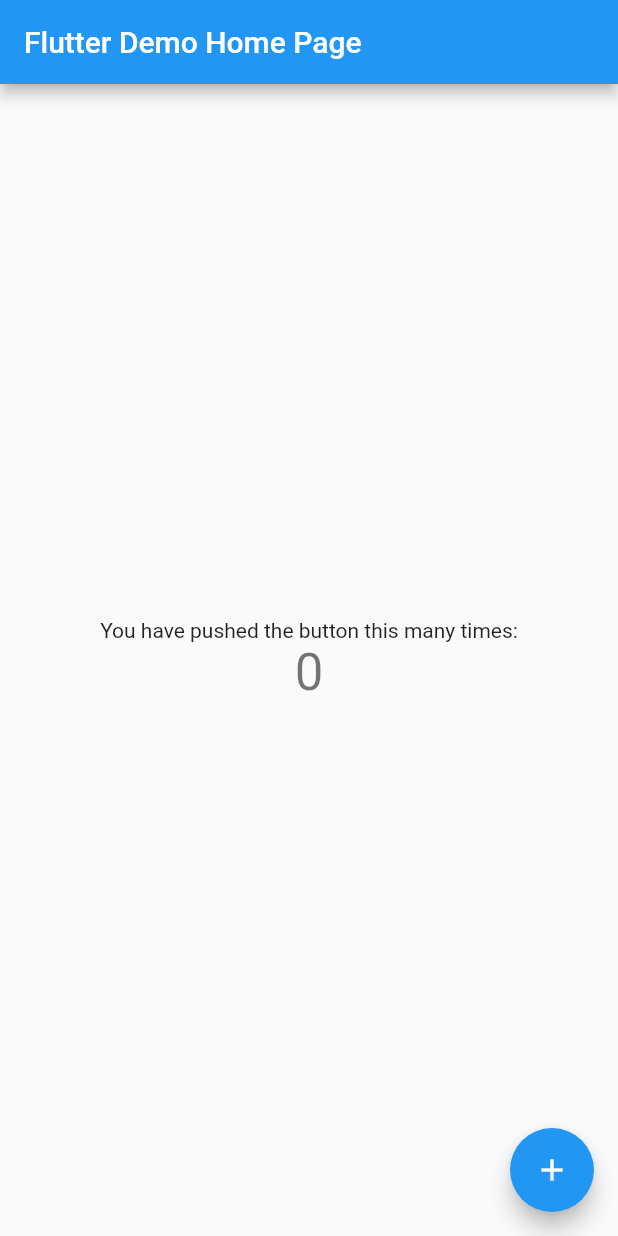
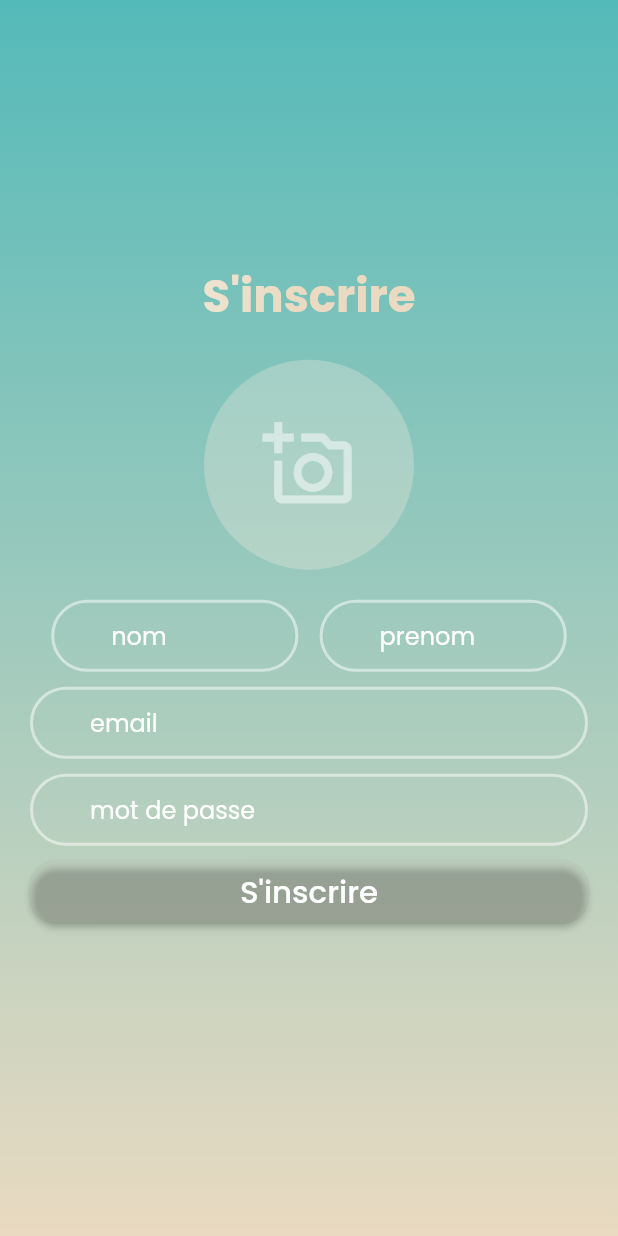
Before and after one commit to AdrizenCesi/Ressources_Relationnelles_v2, a Flutter app: the screen it shows after launch, on a phone screen of 412 x 824 dp. Run offline on Flutter 3.47's test engine with Material 2 defaults, Android fonts, the phone set to English and light mode, and no system bars; our stand-ins replace google_fonts.

Commit message:
init auth

```diff
--- /dev/null
+++ b/lib/commons/constants.dart
@@ -0,0 +1,32 @@
+import 'package:flutter/material.dart';
+
+
+const turquoise = Color(0xff54BAB9);
+const brownDark = Color(0xffE9DAC1);
+const brown = Color(0xffF7ECDE);
+const brownLight = Color(0xffFBF8F1);
+
+
+var textInputDecoration = InputDecoration(
+  contentPadding: EdgeInsets.symmetric(horizontal: 40),
+  fillColor: Colors.transparent,
+  filled: true,
+  errorBorder: OutlineInputBorder(
+      borderSide: BorderSide(color: Colors.red, width: 2.0),
+      borderRadius: BorderRadius.circular(40)),
+  focusedErrorBorder: UnderlineInputBorder(
+      borderSide: BorderSide(color: Colors.red, width: 2.0),
+      borderRadius: BorderRadius.circular(40)),
+  enabledBorder: OutlineInputBorder(
+      borderSide: BorderSide(color: Colors.white.withOpacity(0.5), width: 2.0),
+      borderRadius: BorderRadius.circular(40)),
+  focusedBorder: OutlineInputBorder(
+      borderSide: BorderSide(color: Colors.white, width: 2.0),
+      borderRadius: BorderRadius.circular(40)),
+);
+
+final Shader linearGradient = LinearGradient(
+   colors: <Color>[brownLight, brownDark],
+).createShader(
+   Rect.fromLTWH(0.0, 0.0, 200.0, 70.0),
+);
--- a/lib/main.dart
+++ b/lib/main.dart
@@ -1,115 +1,31 @@
 import 'package:flutter/material.dart';
+import 'package:ressources_relationnelles_v1/commons/constants.dart';
+import 'package:ressources_relationnelles_v1/pages/auth/authenticateScreen.dart';
 
-void main() {
-  runApp(const MyApp());
-}
+import 'package:google_fonts/google_fonts.dart';
+
+void main() => runApp(MyApp());
 
 class MyApp extends StatelessWidget {
-  const MyApp({Key? key}) : super(key: key);
-
-  // This widget is the root of your application.
   @override
   Widget build(BuildContext context) {
     return MaterialApp(
-      title: 'Flutter Demo',
+      debugShowCheckedModeBanner: false,
+      title: 'Ressources Relationnelles',
       theme: ThemeData(
-        // This is the theme of your application.
-        //
-        // Try running your application with "flutter run". You'll see the
-        // application has a blue toolbar. Then, without quitting the app, try
-        // changing the primarySwatch below to Colors.green and then invoke
-        // "hot reload" (press "r" in the console where you ran "flutter run",
-        // or simply save your changes to "hot reload" in a Flutter IDE).
-        // Notice that the counter didn't reset back to zero; the application
-        // is not restarted.
-        primarySwatch: Colors.blue,
-      ),
-      home: const MyHomePage(title: 'Flutter Demo Home Page'),
+        primaryColor: Colors.blue,
+        fontFamily: GoogleFonts.poppins().fontFamily),
+      home: Container(
+          decoration: BoxDecoration(
+              gradient: LinearGradient(
+            begin: Alignment.topCenter,
+            end: Alignment.bottomCenter,
+            colors: [
+              turquoise,
+              brownDark,
+            ],
+          )),
+            child:AuthenticateScreen())
     );
   }
 }
-
-class MyHomePage extends StatefulWidget {
-  const MyHomePage({Key? key, required this.title}) : super(key: key);
-
-  // This widget is the home page of your application. It is stateful, meaning
-  // that it has a State object (defined below) that contains fields that affect
-  // how it looks.
-
-  // This class is the configuration for the state. It holds the values (in this
-  // case the title) provided by the parent (in this case the App widget) and
-  // used by the build method of the State. Fields in a Widget subclass are
-  // always marked "final".
-
-  final String title;
-
-  @override
-  State<MyHomePage> createState() => _MyHomePageState();
-}
-
-class _MyHomePageState extends State<MyHomePage> {
-  int _counter = 0;
-
-  void _incrementCounter() {
-    setState(() {
-      // This call to setState tells the Flutter framework that something has
-      // changed in this State, which causes it to rerun the build method below
-      // so that the display can reflect the updated values. If we changed
-      // _counter without calling setState(), then the build method would not be
-      // called again, and so nothing would appear to happen.
-      _counter++;
-    });
-  }
-
-  @override
-  Widget build(BuildContext context) {
-    // This method is rerun every time setState is called, for instance as done
-    // by the _incrementCounter method above.
-    //
-    // The Flutter framework has been optimized to make rerunning build methods
-    // fast, so that you can just rebuild anything that needs updating rather
-    // than having to individually change instances of widgets.
-    return Scaffold(
-      appBar: AppBar(
-        // Here we take the value from the MyHomePage object that was created by
-        // the App.build method, and use it to set our appbar title.
-        title: Text(widget.title),
-      ),
-      body: Center(
-        // Center is a layout widget. It takes a single child and positions it
-        // in the middle of the parent.
-        child: Column(
-          // Column is also a layout widget. It takes a list of children and
-          // arranges them vertically. By default, it sizes itself to fit its
-          // children horizontally, and tries to be as tall as its parent.
-          //
-          // Invoke "debug painting" (press "p" in the console, choose the
-          // "Toggle Debug Paint" action from the Flutter Inspector in Android
-          // Studio, or the "Toggle Debug Paint" command in Visual Studio Code)
-          // to see the wireframe for each widget.
-          //
-          // Column has various properties to control how it sizes itself and
-          // how it positions its children. Here we use mainAxisAlignment to
-          // center the children vertically; the main axis here is the vertical
-          // axis because Columns are vertical (the cross axis would be
-          // horizontal).
-          mainAxisAlignment: MainAxisAlignment.center,
-          children: <Widget>[
-            const Text(
-              'You have pushed the button this many times:',
-            ),
-            Text(
-              '$_counter',
-              style: Theme.of(context).textTheme.headline4,
-            ),
-          ],
-        ),
-      ),
-      floatingActionButton: FloatingActionButton(
-        onPressed: _incrementCounter,
-        tooltip: 'Increment',
-        child: const Icon(Icons.add),
-      ), // This trailing comma makes auto-formatting nicer for build methods.
-    );
-  }
-}
--- /dev/null
+++ b/lib/pages/auth/authenticateScreen.dart
@@ -0,0 +1,129 @@
+import 'package:flutter/material.dart';
+import 'package:ressources_relationnelles_v1/commons/constants.dart';
+import 'package:ressources_relationnelles_v1/pages/home/homeScreen.dart';
+
+class AuthenticateScreen extends StatefulWidget {
+  AuthenticateScreen({Key? key}) : super(key: key);
+
+  @override
+  State<AuthenticateScreen> createState() => _AuthenticateScreenState();
+}
+
+class _AuthenticateScreenState extends State<AuthenticateScreen> {
+  @override
+  Widget build(BuildContext context) {
+    var wi = MediaQuery.of(context).size.width;
+    var he = MediaQuery.of(context).size.height;
+    return Scaffold(
+      backgroundColor: Colors.transparent,
+      body: SingleChildScrollView(
+        child: Padding(
+              padding: EdgeInsets.symmetric(horizontal: 20, vertical: 10),
+              child: Column(
+                children: [
+                  SizedBox(height: he*0.2,),
+
+                  Text(
+                    'S\'inscrire',
+                    style: new TextStyle(
+                        fontSize: 30.0,
+                        fontWeight: FontWeight.bold,
+                        foreground: Paint()..shader = linearGradient),
+                  ),
+
+                  SizedBox(height: 20,),
+
+                  Form(
+                      child: Column(
+                    mainAxisAlignment: MainAxisAlignment.center,
+                    children: [
+                      CircleAvatar(
+                        radius: wi * 0.17,
+                        backgroundColor: brown.withOpacity(0.3),
+                        child: Icon(
+                          Icons.add_a_photo_outlined,
+                          color: Colors.white.withOpacity(0.5),
+                          size: wi * 0.15,
+                        ),
+                      ),
+                      SizedBox(
+                        height: 20,
+                      ),
+                      Row(
+                        mainAxisAlignment: MainAxisAlignment.spaceEvenly,
+                        children: [
+                          Container(
+                            width: wi * 0.4,
+                            child: TextFormField(
+                              decoration: textInputDecoration.copyWith(
+                                hintText: 'nom',
+                                hintStyle: TextStyle(color: Colors.white),
+                              ),
+                            ),
+                          ),
+                          Container(
+                            width: wi * 0.4,
+                            child: TextFormField(
+                              decoration: textInputDecoration.copyWith(
+                                hintText: 'prenom',
+                                hintStyle: TextStyle(color: Colors.white),
+                              ),
+                            ),
+                          )
+                        ],
+                      ),
+                      SizedBox(
+                        height: 10,
+                      ),
+                      Container(
+                        child: TextFormField(
+                          decoration: textInputDecoration.copyWith(
+                            hintText: 'email',
+                            hintStyle: TextStyle(color: Colors.white),
+                          ),
+                        ),
+                      ),
+                      SizedBox(
+                        height: 10,
+                      ),
+                      Container(
+                        child: TextFormField(
+                          decoration: textInputDecoration.copyWith(
+                            hintText: 'mot de passe',
+                            hintStyle: TextStyle(color: Colors.white),
+                          ),
+                        ),
+                      ),
+                      SizedBox(
+                        height: 10,
+                      ),
+                      SizedBox(
+                        width: wi * 1,
+                        height: he * 0.05,
+                        child: ElevatedButton(
+                            style: ButtonStyle(
+                                backgroundColor:
+                                    MaterialStateProperty.all<Color>(
+                                        brown.withOpacity(0.1)),
+                                shape: MaterialStateProperty.all<
+                                        RoundedRectangleBorder>(
+                                    RoundedRectangleBorder(
+                                  borderRadius: BorderRadius.circular(18.0),
+                                ))),
+                            onPressed: () {
+                              Navigator.push(context,
+                      MaterialPageRoute(builder: (context) => HomeScreen()));
+                            },
+                            child: Text(
+                              'S\'inscrire',
+                              style: TextStyle(fontSize: wi * 0.05),
+                            )),
+                      )
+                    ],
+                  )),
+                ],
+              )),
+          )
+    );
+  }
+}
--- /dev/null
+++ b/lib/pages/home/homeScreen.dart
@@ -0,0 +1,65 @@
+import 'package:flutter/material.dart';
+import 'package:ressources_relationnelles_v1/commons/constants.dart';
+
+class HomeScreen extends StatefulWidget {
+  HomeScreen({Key? key}) : super(key: key);
+
+  @override
+  State<HomeScreen> createState() => _HomeScreenState();
+}
+
+class _HomeScreenState extends State<HomeScreen> {
+  int _selectedIndex = 0;
+
+  void _onItemTapped(int index) {
+    setState(() {
+      _selectedIndex = index;
+    });
+  }
+  static const List<Widget> _widgetOptions = <Widget>[
+    Text(
+      'Index 0: Home',
+    ),
+    Text(
+      'Index 1: Business',
+    ),
+    Text(
+      'Index 2: School',
+    ),
+    Text(
+      'Index 3: Settings',
+    ),
+  ];
+
+  @override
+  Widget build(BuildContext context) {
+    return Scaffold(
+      body: _widgetOptions.elementAt(_selectedIndex),
+      bottomNavigationBar: BottomNavigationBar(
+        currentIndex: _selectedIndex,
+        onTap: _onItemTapped,
+        items: const <BottomNavigationBarItem>[
+          BottomNavigationBarItem(
+            icon: Icon(Icons.home),
+            backgroundColor: turquoise,
+            label: 'Home',
+          ),
+
+          BottomNavigationBarItem(
+            icon: Icon(Icons.home),
+            label: 'Home',
+          ),
+
+          BottomNavigationBarItem(
+            icon: Icon(Icons.home),
+            label: 'Home',
+          ),
+
+          BottomNavigationBarItem(
+            icon: Icon(Icons.home),
+            label: 'Home',
+          ),
+          ],),
+    );
+  }
+}
--- a/pubspec.yaml
+++ b/pubspec.yaml
@@ -45,6 +45,7 @@
   # package. See that file for information about deactivating specific lint
   # rules and activating additional ones.
   flutter_lints: ^1.0.0
+  google_fonts: ^2.3.1
 
 # For information on the generic Dart part of this file, see the
 # following page: https://dart.dev/tools/pub/pubspec
@@ -58,8 +59,8 @@
   uses-material-design: true
 
   # To add assets to your application, add an assets section, like this:
-  # assets:
-  #   - images/a_dot_burr.jpeg
+  assets:
+      - images/
   #   - images/a_dot_ham.jpeg
 
   # An image asset can refer to one or more resolution-specific "variants", see
```
Also changed, not shown: images/ressources_relationnelles_transparent.png (added), pubspec.lock, 2 other files.
